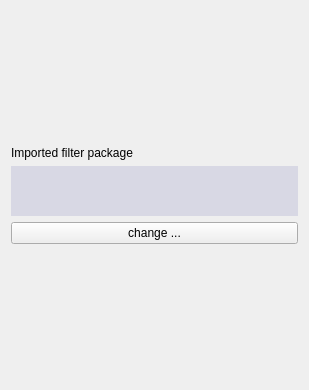
phfaist/bibolamazi, file gui/bibolamazi_gui/filterpackagepatheditor.ui: the form before one commit.
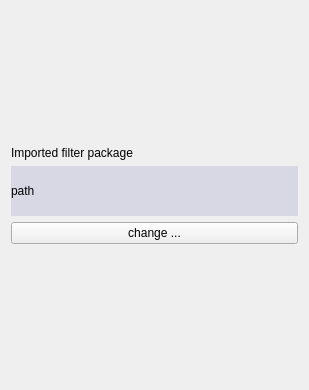
The form after the commit.

Diff of the .ui file:
```diff
--- a/gui/bibolamazi_gui/filterpackagepatheditor.ui
+++ b/gui/bibolamazi_gui/filterpackagepatheditor.ui
@@ -46,7 +46,7 @@
       <string notr="true">background-color: rgba(0, 0, 120, 25);</string>
      </property>
      <property name="text">
-      <string>&lt;path&gt;</string>
+      <string>path</string>
      </property>
      <property name="textFormat">
       <enum>Qt::RichText</enum>
```
